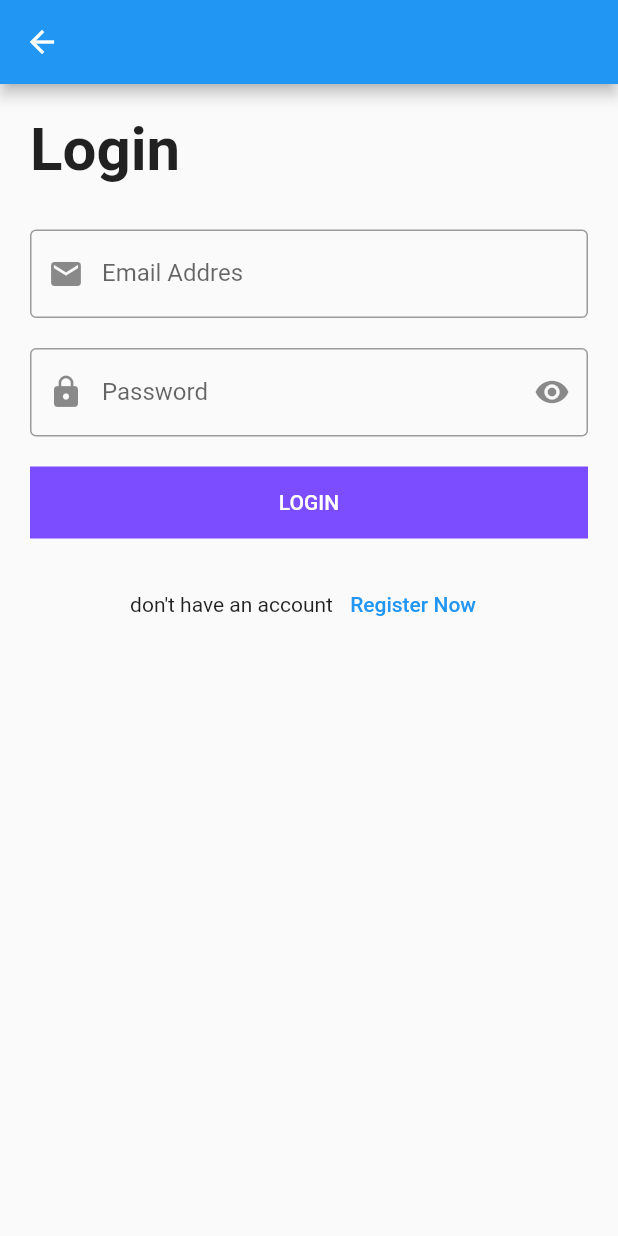
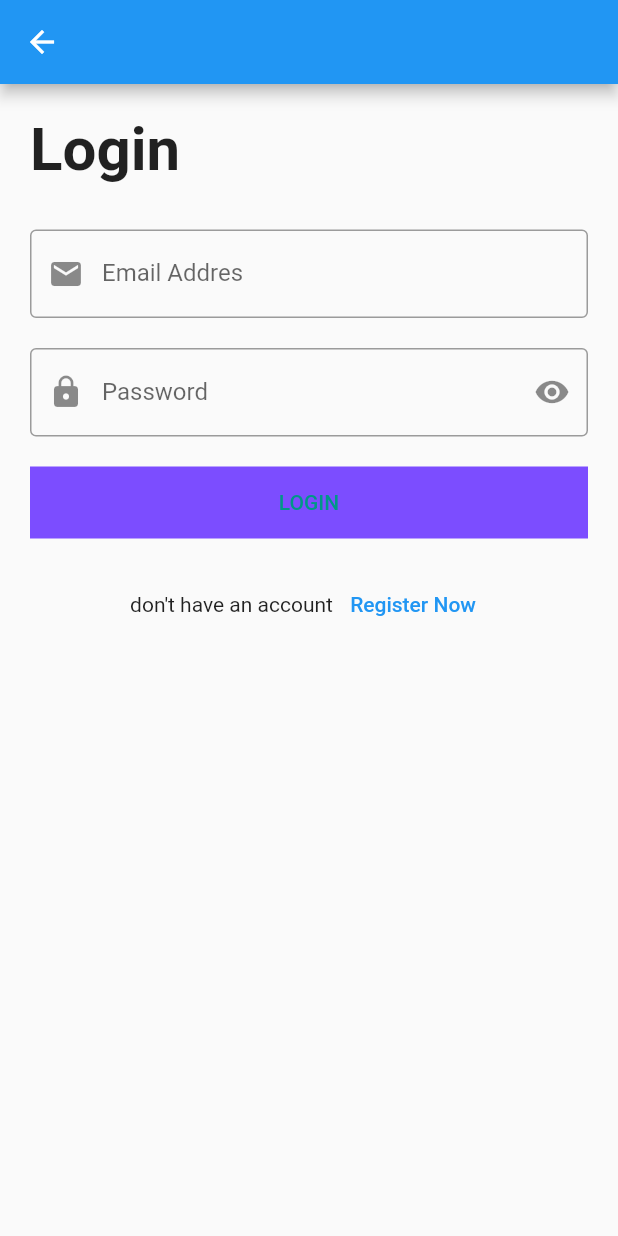
Before and after one commit to MohamedRagabb/Chat_App, a Flutter app: the LoginScreen screen opened directly, on a phone screen of 412 x 824 dp. Run offline on Flutter 3.47's test engine with Material 2 defaults, Android fonts, the phone set to English and light mode, and no system bars; network calls fail.

Commit message:
editing new color

```diff
--- a/lib/login_screen.dart
+++ b/lib/login_screen.dart
@@ -81,7 +81,7 @@ class LoginScreen extends StatelessWidget {
                  },
                   child: Text(
                     'LOGIN',
-                    style: TextStyle(color: Colors.white),
+                    style: TextStyle(color: Colors.teal),
                   ),
               ),
             ) ,
```
